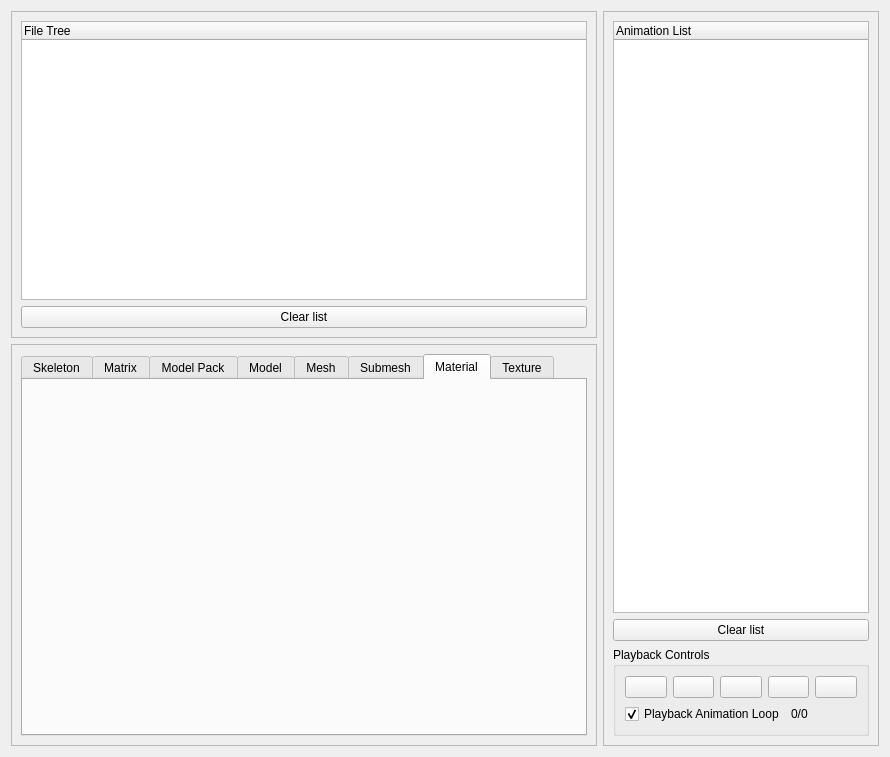
This is LibXenoverse/xenoviewer/MainViewer.ui in Olganix/LibXenoverse2 as Qt 5 draws it before an edit. The edited form follows.
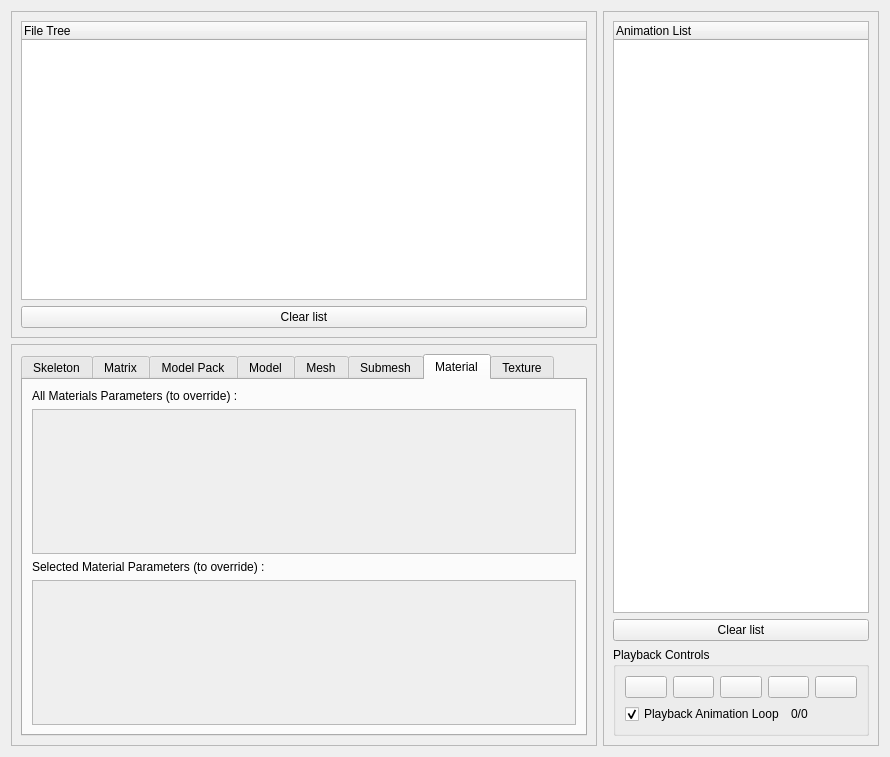
This is the edited form. The open tabs and pages were chosen to show the change. Icons and pictures are not drawn. Custom widgets are drawn as their Qt base class.

```diff
--- a/LibXenoverse/xenoviewer/MainViewer.ui
+++ b/LibXenoverse/xenoviewer/MainViewer.ui
@@ -448,6 +448,57 @@
            <attribute name="title">
             <string>Material</string>
            </attribute>
+            <layout class="QVBoxLayout" name="verticalLayout_30">
+              <item>
+                <widget class="QLabel" name="label_00">
+                  <property name="text">
+                    <string>All Materials Parameters (to override) :</string>
+                  </property>
+                </widget>
+              </item>
+              <item>
+                <widget class="QScrollArea" name="ParametersTree2Scroll">
+                  <property name="widgetResizable">
+                    <bool>true</bool>
+                  </property>
+                  <property name="alignment">
+                    <set>Qt::AlignLeading|Qt::AlignLeft|Qt::AlignTop</set>
+                  </property>
+                  <widget class="QWidget" name="ParametersTree2">
+                    <column>
+                      <property name="title">
+                        <string>All Materials Parameters</string>
+                      </property>
+                    </column>
+                  </widget>
+                </widget>
+              </item>
+              <item>
+                <widget class="QLabel" name="label_01">
+                  <property name="text">
+                    <string>Selected Material Parameters (to override) :</string>
+                  </property>
+                </widget>
+              </item>
+              <item>
+                <widget class="QScrollArea" name="ParametersTreeScroll">
+                  <property name="widgetResizable">
+                    <bool>true</bool>
+                  </property>
+                  <property name="alignment">
+                    <set>Qt::AlignLeading|Qt::AlignLeft|Qt::AlignTop</set>
+                  </property>
+                  <widget class="QWidget" name="ParametersTree">
+                    <column>
+                      <property name="title">
+                        <string>Current Materials Parameters</string>
+                      </property>
+                    </column>
+                  </widget>
+                </widget>
+              </item>
+              
+            </layout>
           </widget>
           <widget class="QWidget" name="TextureTab">
            <attribute name="title">
```
